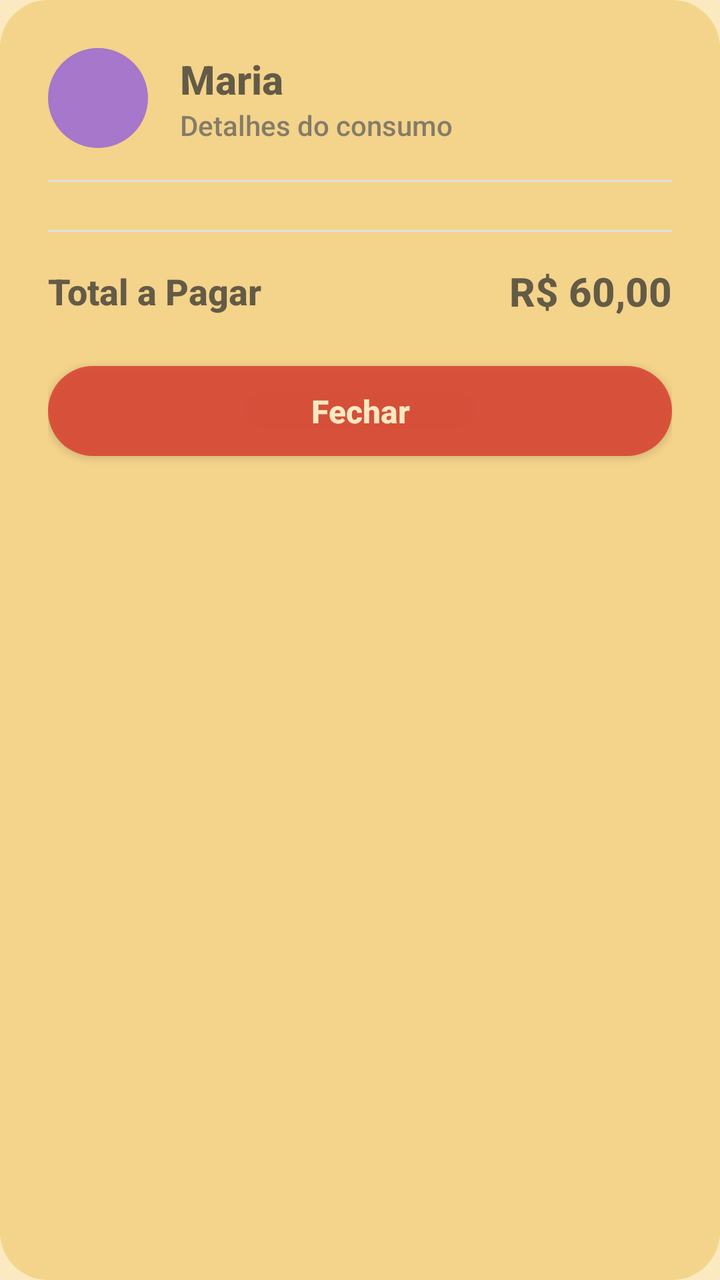
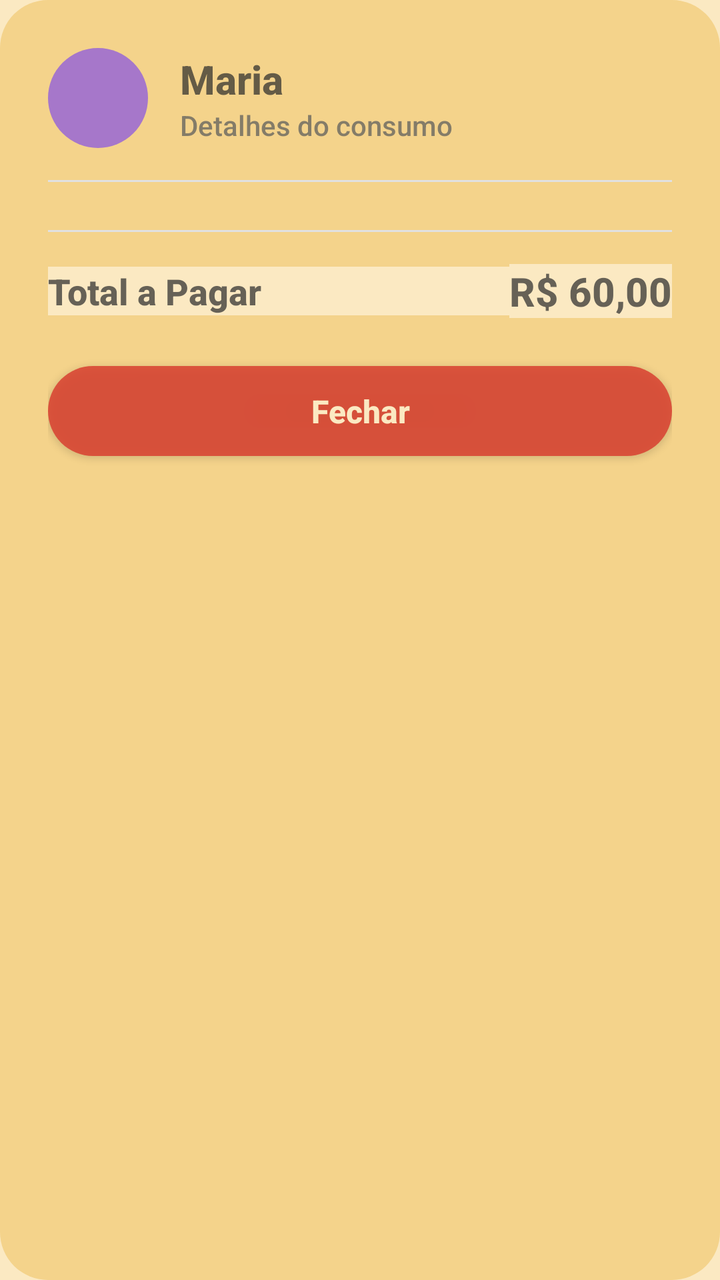

Compare the two renders of this Android layout. The source of the first and the diff that turns it into the second are given below.
<!-- AndroidManifest.xml: application theme Theme.RachaApp -->
<!-- res/layout/dialog_detalhe_participante.xml -->
<?xml version="1.0" encoding="utf-8"?>
<androidx.constraintlayout.widget.ConstraintLayout xmlns:android="http://schemas.android.com/apk/res/android"
    xmlns:app="http://schemas.android.com/apk/res-auto"
    xmlns:tools="http://schemas.android.com/tools"
    android:layout_width="match_parent"
    android:layout_height="wrap_content"
    android:background="@drawable/bg_card_rounded"
    android:padding="24dp">

    
    <LinearLayout
        android:id="@+id/headerParticipante"
        android:layout_width="match_parent"
        android:layout_height="wrap_content"
        android:gravity="center_vertical"
        android:orientation="horizontal"
        app:layout_constraintTop_toTopOf="parent">

        <ImageView
            android:id="@+id/imgAvatarDetalhe"
            android:layout_width="50dp"
            android:layout_height="50dp"
            android:background="@drawable/bg_circle_avatar" />

        <LinearLayout
            android:layout_width="match_parent"
            android:layout_height="wrap_content"
            android:layout_marginStart="16dp"
            android:orientation="vertical">

            <TextView
                android:id="@+id/tvNomeParticipanteDetalhe"
                android:layout_width="wrap_content"
                android:layout_height="wrap_content"
                android:fontFamily="sans-serif-medium"
                android:text="Maria"
                android:textColor="@color/text_primary"
                android:textSize="20sp"
                android:textStyle="bold" />

            <TextView
                android:layout_width="wrap_content"
                android:layout_height="wrap_content"
                android:text="Detalhes do consumo"
                android:textColor="@color/text_secondary"
                android:textSize="14sp" />
        </LinearLayout>
    </LinearLayout>

    <View
        android:id="@+id/divider"
        android:layout_width="match_parent"
        android:layout_height="1dp"
        android:layout_marginTop="16dp"
        android:background="#E0E0E0"
        app:layout_constraintTop_toBottomOf="@id/headerParticipante" />

    
    <androidx.recyclerview.widget.RecyclerView
        android:id="@+id/rvItensDetalhe"
        android:layout_width="match_parent"
        android:layout_height="wrap_content"
        android:layout_marginTop="12dp"
        android:maxHeight="250dp"
        app:layout_constraintTop_toBottomOf="@id/divider"
        tools:itemCount="3"
        tools:listitem="@layout/item_detalhe_divida" />

    <View
        android:id="@+id/divider2"
        android:layout_width="match_parent"
        android:layout_height="1dp"
        android:layout_marginTop="12dp"
        android:background="#E0E0E0"
        app:layout_constraintTop_toBottomOf="@id/rvItensDetalhe" />

    
    <LinearLayout
        android:id="@+id/footerTotal"
        android:layout_width="match_parent"
        android:layout_height="wrap_content"
        android:layout_marginTop="16dp"
        android:gravity="center_vertical"
        android:orientation="horizontal"
        app:layout_constraintTop_toBottomOf="@id/divider2">

        <TextView
            android:layout_width="0dp"
            android:layout_height="wrap_content"
            android:layout_weight="1"
            android:fontFamily="sans-serif-medium"
            android:text="Total a Pagar"
            android:textColor="@color/text_primary"
            android:textSize="18sp"
            android:textStyle="bold" />

        <TextView
            android:id="@+id/tvTotalDetalhe"
            android:layout_width="wrap_content"
            android:layout_height="wrap_content"
            android:fontFamily="sans-serif-medium"
            android:text="R$ 60,00"
            android:textColor="@color/text_primary"
            android:textSize="20sp"
            android:textStyle="bold" />
    </LinearLayout>

    
    <androidx.appcompat.widget.AppCompatButton
        android:id="@+id/btnFecharDetalhe"
        android:layout_width="match_parent"
        android:layout_height="45dp"
        android:layout_marginTop="24dp"
        android:background="@drawable/bg_button_rounded"
        android:text="Fechar"
        android:textAllCaps="false"
        android:textColor="@color/bar_background"
        android:textSize="16sp"
        android:textStyle="bold"
        app:layout_constraintTop_toBottomOf="@id/footerTotal" />

</androidx.constraintlayout.widget.ConstraintLayout>
<!-- res/layout/item_detalhe_divida.xml (included above) -->
<?xml version="1.0" encoding="utf-8"?>
<LinearLayout xmlns:android="http://schemas.android.com/apk/res/android"
    android:layout_width="match_parent"
    android:layout_height="wrap_content"
    android:orientation="horizontal"
    android:paddingVertical="8dp"
    android:paddingHorizontal="4dp">

    
    <TextView
        android:id="@+id/tvNomeItemDetalhe"
        android:layout_width="0dp"
        android:layout_height="wrap_content"
        android:layout_weight="1"
        android:text="Item"
        android:textColor="@color/text_primary"
        android:textSize="16sp"
        android:fontFamily="sans-serif-medium"/>

    
    <TextView
        android:id="@+id/tvValorItemDetalhe"
        android:layout_width="wrap_content"
        android:layout_height="wrap_content"
        android:text="R$ 0,00"
        android:textColor="@color/text_primary"
        android:textStyle="bold"
        android:textSize="16sp"
        android:fontFamily="sans-serif-medium"/>

</LinearLayout>
<!-- resources referenced by this layout -->
<resources>
  <color name="bar_background">#FBE9C2</color>
  <color name="text_primary">#B72B2B2B</color>
  <color name="text_secondary">#BC5C5C5C</color>
  <!-- drawable bg_button_rounded (drawable) -->
  <?xml version="1.0" encoding="utf-8"?>
  <shape xmlns:android="http://schemas.android.com/apk/res/android" android:shape="rectangle">
      <solid android:color="@color/boteco_red"/> <corners android:radius="50dp"/> </shape>
  <!-- drawable bg_card_rounded (drawable) -->
  <shape xmlns:android="http://schemas.android.com/apk/res/android">
      <solid android:color="@color/white_replacement"/> <corners android:radius="24dp"/>
  </shape>
  <!-- drawable bg_circle_avatar (drawable) -->
  <?xml version="1.0" encoding="utf-8"?>
  <shape xmlns:android="http://schemas.android.com/apk/res/android" android:shape="oval">
      <solid android:color="#A677CA"/> <size android:width="50dp" android:height="50dp"/>
  </shape>
  <style name="Theme.RachaApp" parent="Theme.MaterialComponents.DayNight.NoActionBar">
  
          
          <item name="colorPrimary">@color/boteco_red</item>
          <item name="colorPrimaryVariant">@color/beer_brown</item>
          <item name="colorOnPrimary">@color/bar_background</item> 
  
          
          <item name="colorSecondary">@color/pilsen_yellow</item>
          <item name="colorSecondaryVariant">@color/sun_orange</item>
          <item name="colorOnSecondary">@color/text_primary</item>
  
          
          <item name="android:statusBarColor">@color/beer_brown</item>
  
          
          <item name="android:windowBackground">@color/bar_background</item>
  
          
          <item name="android:textColorPrimary">@color/text_primary</item>
          <item name="android:textColorSecondary">@color/text_secondary</item>
  
          
          <item name="android:fontFamily">sans-serif-medium</item>
      </style>
  <color name="boteco_red">#CDD9382C</color>
  <color name="white_replacement">#F4D38B</color>
  <color name="beer_brown">#C35A3A22</color>
  <color name="pilsen_yellow">#BAF2C849</color>
  <color name="sun_orange">#A6F27A2C</color>
</resources>

<!-- the commit's change to res/layout/dialog_detalhe_participante.xml (unified diff, before → after) -->
@@ -91,6 +91,7 @@
             android:fontFamily="sans-serif-medium"
             android:text="Total a Pagar"
             android:textColor="@color/text_primary"
+            android:background="@color/bar_background"
             android:textSize="18sp"
             android:textStyle="bold" />
 
@@ -102,6 +103,7 @@
             android:text="R$ 60,00"
             android:textColor="@color/text_primary"
             android:textSize="20sp"
+            android:background="@color/bar_background"
             android:textStyle="bold" />
     </LinearLayout>
 
@@ -127,7 +129,8 @@
     android:layout_height="wrap_content"
     android:orientation="horizontal"
     android:paddingVertical="8dp"
-    android:paddingHorizontal="4dp">
+    android:paddingHorizontal="4dp"
+    android:background="@color/bar_background">
 
     
     <TextView
